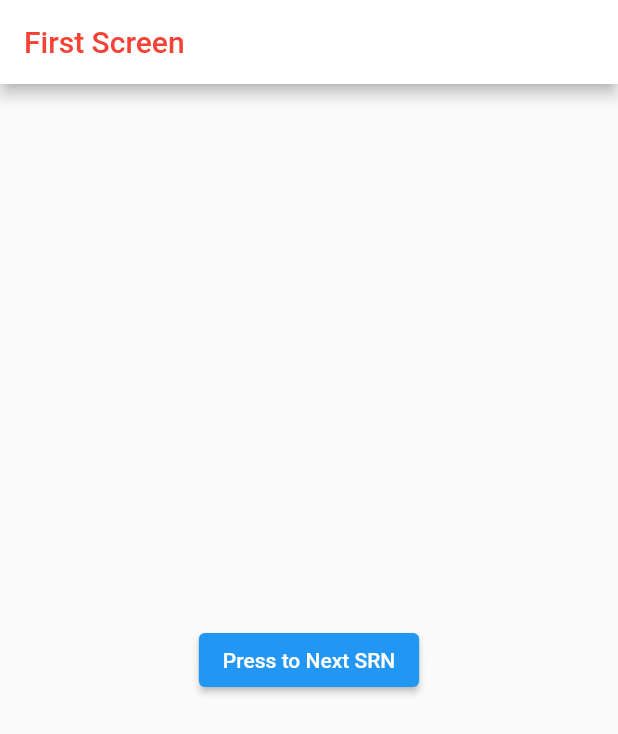
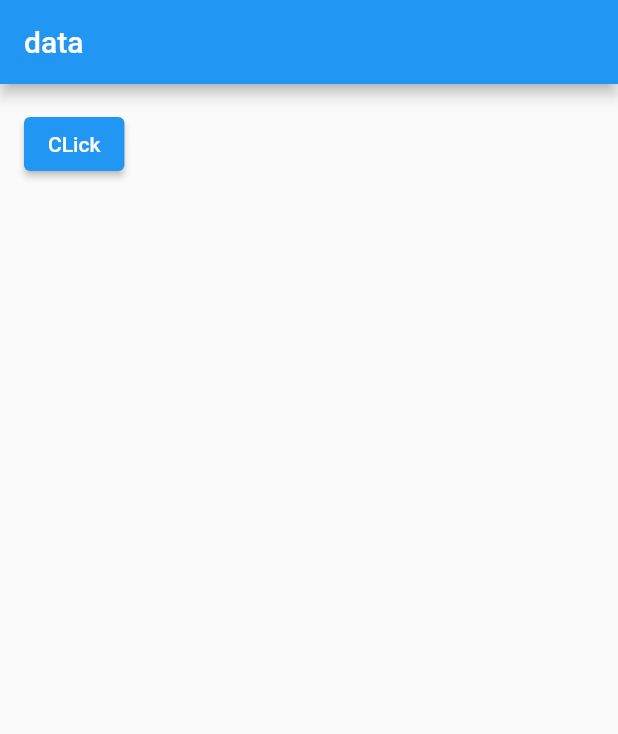
Before and after one commit to xaakib/flutter_everything, a Flutter app: the screen it shows after launch, on a phone screen of 412 x 824 dp. Shown: the top 734 px of the screen. Run offline on Flutter 3.47's test engine with Material 2 defaults, Android fonts, the phone set to English and light mode, and no system bars; our stand-ins replace better_player, get, sqflite, youtube_player_flutter; accounts and stored records are empty.

Commit message:
youtube done

```diff
--- a/lib/main.dart
+++ b/lib/main.dart
@@ -30,6 +30,6 @@ class _MyAppState extends State<MyApp> {
         ),
         // home: token==null ? LoginScreen() : HomePage()
         //
-        home: NavigatorFirstScreen());
+        home: YoutubeVideoPlayer());
   }
 }
--- a/lib/navigator_pop_reload_screen/navigator_secound_screen.dart
+++ b/lib/navigator_pop_reload_screen/navigator_secound_screen.dart
@@ -18,12 +18,12 @@ class _NavigatorSecoundScreenState extends State<NavigatorSecoundScreen> {
         title: Text("Secound Screen"),
       ),
       body: Container(
-        color: Colors.red,
+        color: Colors.blue,
         child: Center(
           child: ElevatedButton(
             child: Text("Back TO FSRN"),
             onPressed: () {
-              Navigator.pop(context,Colors.pink);
+              Navigator.pop(context, Colors.pink);
             },
           ),
         ),
--- a/lib/youtube_video_player/youtube_video_player.dart
+++ b/lib/youtube_video_player/youtube_video_player.dart
@@ -1,115 +1,33 @@
-// import 'package:flutter/foundation.dart';
-// import 'package:flutter/material.dart';
-// import 'package:flutter/services.dart';
-// import 'package:youtube_plyr_iframe/youtube_plyr_iframe.dart';
+import 'package:flutter/foundation.dart';
+import 'package:flutter/material.dart';
+import 'package:flutter/services.dart';
+import 'package:flutter_everything/youtube_video_player/firstYoutubeScreen.dart';
+import 'package:get/get.dart';
 
-// class YoutubeVideoPlayer extends StatefulWidget {
-//   const YoutubeVideoPlayer({Key key}) : super(key: key);
+class YoutubeVideoPlayer extends StatefulWidget {
+  @override
+  _YoutubeVideoPlayerState createState() => _YoutubeVideoPlayerState();
+}
 
-//   @override
-//   _YoutubeVideoPlayerState createState() => _YoutubeVideoPlayerState();
-// }
-
-// class _YoutubeVideoPlayerState extends State<YoutubeVideoPlayer> {
-//   YoutubePlayerController _controller;
-//   String urlVideoFromYouTube = 'v0RWej7Sqg4'; //this is the last part of the YouTube url https://www.youtube.com/watch?v=v0RWej7Sqg4 copy-pasted by me
-
-//   @override
-//   void initState() {
-//     super.initState();
-//     _controller = YoutubePlayerController(
-//       initialVideoId: urlVideoFromYouTube,
-//       params: const YoutubePlayerParams(
-//         playlist: [
-//           'nPt8bK2gbaU',//Default playlist
-//           'K18cpp_-gP8',
-//           'iLnmTe5Q2Qw',
-//           '_WoCV4c6XOE',
-//           'KmzdUe0RSJo',
-//           '6jZDSSZZxjQ',
-//           'p2lYr3vM_1w',
-//           '7QUtEmBT_-w',
-//           '34_PXCzGw1M',
-//         ],
-//         startAt: const Duration(minutes: 1, seconds: 36),
-//         showControls: true,
-//         showFullscreenButton: true,
-//         desktopMode: true,
-//         privacyEnhanced: true,
-//         useHybridComposition: true,
-//       ),
-//     );
-//     _controller.onEnterFullscreen = () {
-//       SystemChrome.setPreferredOrientations([
-//         DeviceOrientation.landscapeLeft,
-//         DeviceOrientation.landscapeRight,
-//       ]);
-//       print('Entered Fullscreen');
-//     };
-//     _controller.onExitFullscreen = () {
-//       print('Exited Fullscreen');
-//     };
-//   }
-
-//   @override
-//   Widget build(BuildContext context) {
-//     const player = YoutubePlayerIFrame();
-//     return YoutubePlayerControllerProvider(
-//       // Passing controller to widgets below.
-//       controller: _controller,
-//       child: Scaffold(
-//         appBar: AppBar(
-//           title: const Text('Youtube Player IFrame'),
-//         ),
-//         body: Column(
-//           children: [
-//             LayoutBuilder(
-//               builder: (context, constraints) {
-
-//                   return  Expanded(child: player);
-
-
-//               },
-//             ),
-//           ],
-//         ),
-//       ),
-//     );
-//   }
-
-//   @override
-//   void dispose() {
-//     _controller.close();
-//     super.dispose();
-//   }
-// }
-
-// ///
-// class Controls extends StatelessWidget {
-//   ///
-//   const Controls();
-
-//   @override
-//   Widget build(BuildContext context) {
-//     return Padding(
-//       padding: const EdgeInsets.all(16),
-//       child: Column(
-//         crossAxisAlignment: CrossAxisAlignment.start,
-//         children: [
-//           // _space,
-//           // MetaDataSection(),
-//           // _space,
-//           // SourceInputSection(),
-//           // _space,
-//           // PlayPauseButtonBar(),
-//           // _space,
-//           // VolumeSlider(),
-//           // _space,
-//           // PlayerStateSection(),
-//         ],
-//       ),
-//     );
-//   }
-
-//   Widget get _space => const SizedBox(height: 10);
-// }
+class _YoutubeVideoPlayerState extends State<YoutubeVideoPlayer> {
+  @override
+  Widget build(BuildContext context) {
+    return Scaffold(
+      appBar: AppBar(title: Text("data"),),
+      body: Padding(
+        padding: const EdgeInsets.all(16),
+        child: Column(
+          crossAxisAlignment: CrossAxisAlignment.start,
+          children: [
+            ElevatedButton(
+              child: Text("CLick"),
+              onPressed: () {
+                Get.to(FirstYoutubeScreen());
+              },
+            ),
+          ],
+        ),
+      ),
+    );
+  }
+}
```
Also changed, not shown: lib/navigator_pop_reload_screen/navigator_firscreen.dart (+2 -6 lines), lib/youtube_video_player/firstYoutubeScreen.dart (+28 -49 lines).
